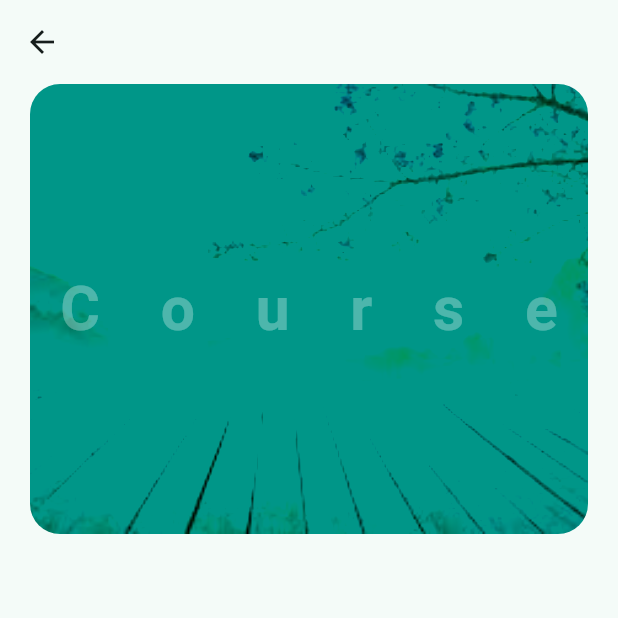
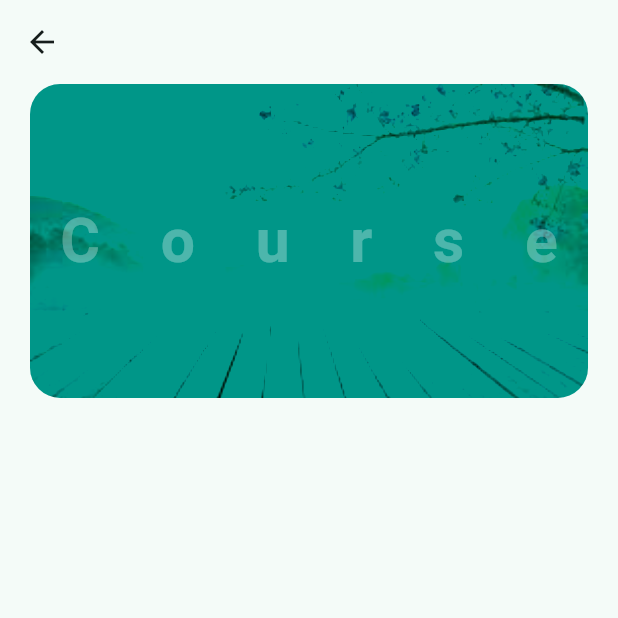
Before and after one commit to zinminnhtun/flutter_learning, a Flutter app: the CoursePage screen opened directly, on a phone screen of 412 x 824 dp, the top half of it. Run offline on Flutter 3.47's test engine with Material 3 defaults, Android fonts, the phone set to English and light mode, and no system bars; our stand-ins replace lottie, shared_preferences; accounts and stored records are empty.

```diff
--- a/lib/views/widgets/hero_widget.dart
+++ b/lib/views/widgets/hero_widget.dart
@@ -22,6 +22,8 @@ class HeroWidget extends StatelessWidget {
         children: [
           Hero(
             tag: "hero1",
+            child: AspectRatio(
+              aspectRatio: 1920/1080,
               child: ClipRRect(
                 borderRadius: BorderRadius.circular(20),
                 child: Image.asset(
@@ -31,6 +33,7 @@ class HeroWidget extends StatelessWidget {
                   width: double.infinity,
                   height: 300,
                   colorBlendMode: BlendMode.darken,
+                ),
               ),
             ),
           ),
```
Lines whose indentation alone changed are shown as unchanged.
